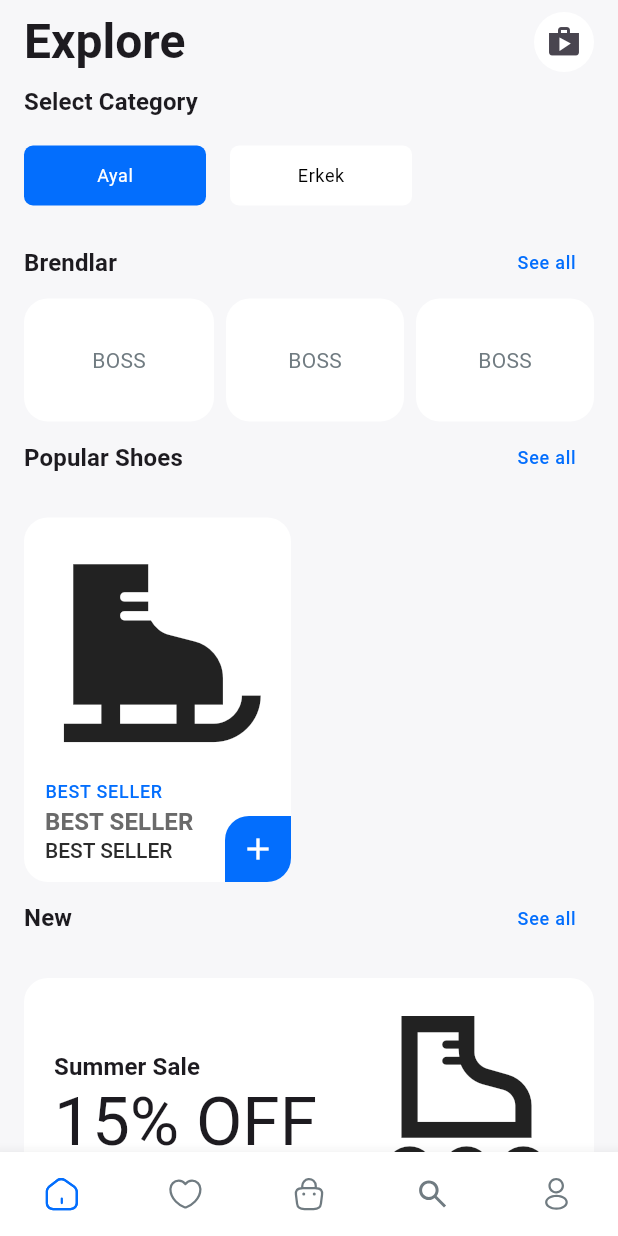
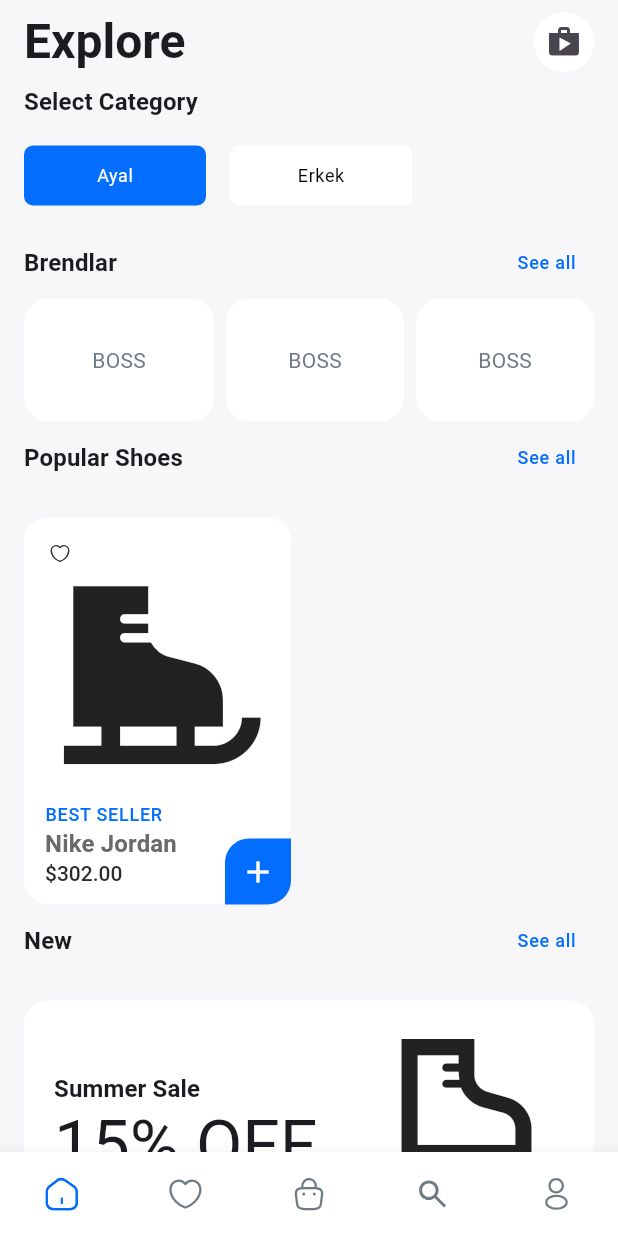
Before and after one commit to Yagshymyradov/aromkos, a Flutter app: the screen it shows after launch, on a phone screen of 412 x 824 dp. Run offline on Flutter 3.47's test engine with Material 3 defaults, Android fonts, the phone set to English and light mode, and no system bars; our stand-ins replace flutter_svg.

Commit message:
favorite screen

```diff
--- a/lib/components/product_card.dart
+++ b/lib/components/product_card.dart
@@ -1,6 +1,7 @@
 import 'package:flutter/material.dart';
 
 import '../screens/details/details.dart';
+import '../utils/assets.dart';
 import '../utils/extensions.dart';
 import '../utils/navigation.dart';
 import '../utils/theme.dart';
@@ -17,7 +18,7 @@ class ProductCard extends StatelessWidget {
       borderRadius: BorderRadius.circular(16),
       child: InkWell(
         borderRadius: BorderRadius.circular(16),
-        onTap: ()=> navigateToScreen(context, const Details()),
+        onTap: () => navigateToScreen(context, const Details()),
         child: Stack(
           children: [
             Padding(
@@ -25,16 +26,25 @@ class ProductCard extends StatelessWidget {
               child: Column(
                 crossAxisAlignment: CrossAxisAlignment.start,
                 children: [
+                  const SizedBox(height: 15),
                   const Icon(Icons.ice_skating, size: 150),
                   const SizedBox(height: 12),
                   Text('BEST SELLER', style: textTheme.labelSmall),
                   Text(
-                    'BEST SELLER',
+                    'Nike Jordan',
                     style: textTheme.titleSmall?.copyWith(color: AppColors.darkerGrey),
                   ),
-                  Text('BEST SELLER', style: textTheme.displaySmall),
+                  Text(r'$302.00', style: textTheme.displaySmall),
                 ],
               ),
+            ),
+            IconButton(
+              style: const ButtonStyle(
+                maximumSize: WidgetStatePropertyAll(Size(30, 30)),
+                minimumSize: WidgetStatePropertyAll(Size(28, 28)),
+              ),
+              onPressed: () {},
+              icon: AppIcons.heart.svgPicture(),
             ),
             const Positioned(
               bottom: 0,
--- a/lib/screens/main_screen.dart
+++ b/lib/screens/main_screen.dart
@@ -1,8 +1,9 @@
-import 'package:aromkos/screens/home/home.dart';
+import 'home/home.dart';
 import 'package:flutter/material.dart';
 
 import '../utils/assets.dart';
 import '../utils/theme.dart';
+import 'favourite/favourite.dart';
 
 class MainScreen extends StatefulWidget {
   const MainScreen({super.key});
@@ -23,7 +24,7 @@ class _MainScreenState extends State<MainScreen> {
 
   List<Widget> pages = [
     const Home(),
-    const Center(child: Text('Screen2')),
+    const Favourite(),
     const Center(child: Text('Screen3')),
     const Center(child: Text('Screen4')),
     const Center(child: Text('Screen5')),
--- a/lib/utils/assets.dart
+++ b/lib/utils/assets.dart
@@ -2,6 +2,7 @@ import 'package:flutter/material.dart';
 import 'package:flutter_svg/svg.dart';
 
 enum AppIcons {
+  heartFilled('heart-filled'),
   profile('profile'),
   search('search'),
   bag('bag'),
```
Also changed, not shown: lib/screens/favourite/favourite.dart (added, +27 -0 lines), assets/icons/heart-filled.svg (added).
